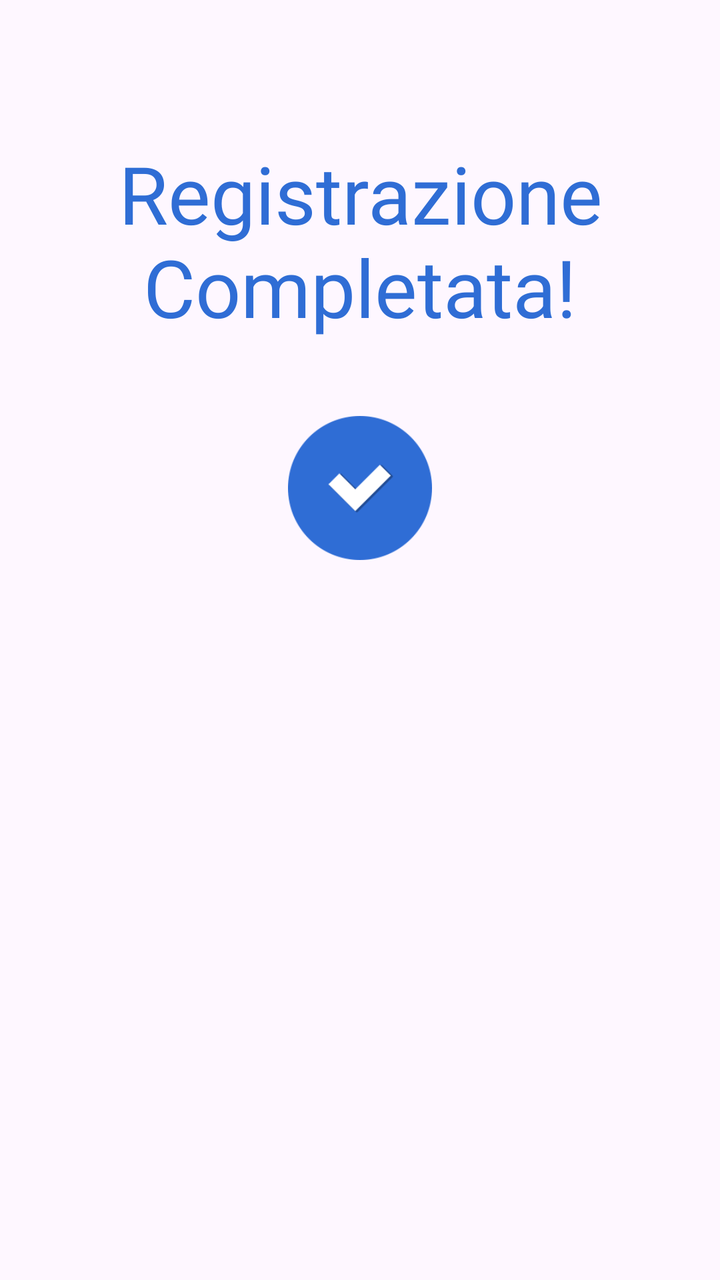
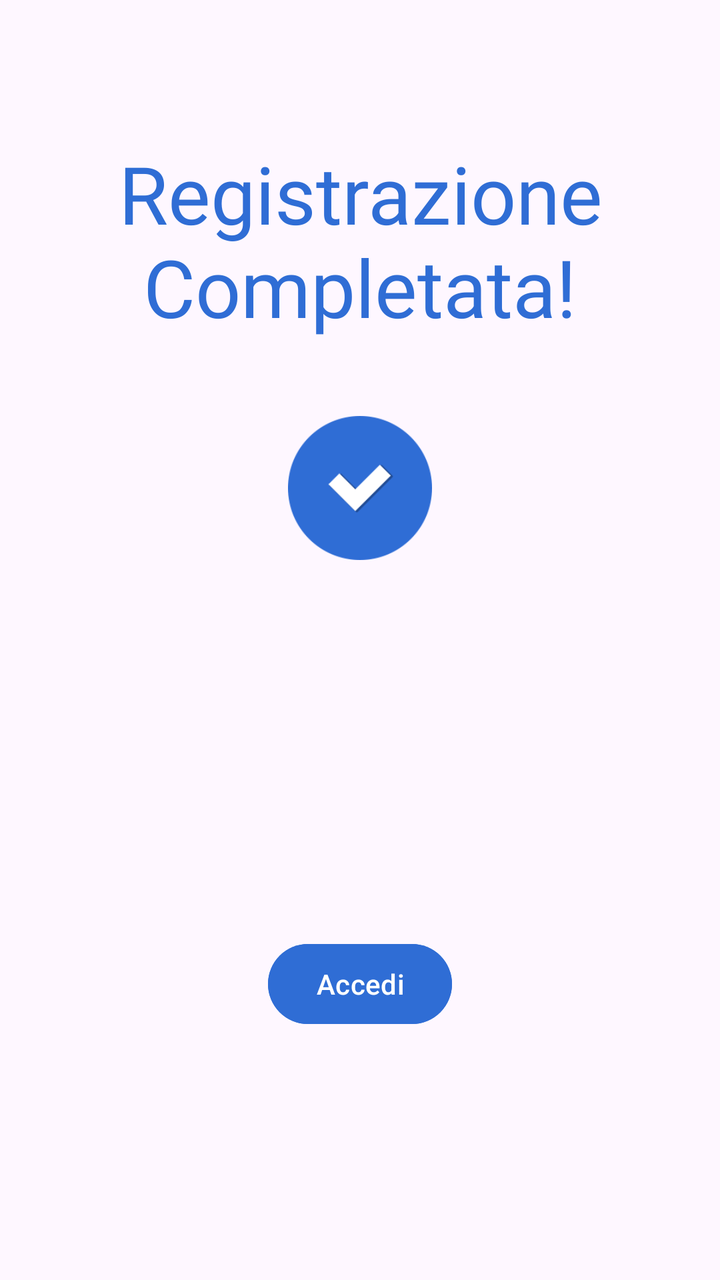

Compare the two renders of this Android layout. The source of the first and the diff that turns it into the second are given below.
<!-- AndroidManifest.xml: application theme Theme.AsilApp -->
<!-- res/layout/signup_complete_screen_fragment.xml -->
<?xml version="1.0" encoding="utf-8"?>
<LinearLayout xmlns:android="http://schemas.android.com/apk/res/android"
    xmlns:app="http://schemas.android.com/apk/res-auto"
    xmlns:tools="http://schemas.android.com/tools"
    android:layout_width="match_parent"
    android:layout_height="match_parent"
    android:orientation="vertical"
    tools:context=".SignupCompleteScreenFragment" >

    <TextView
        android:id="@+id/textregistrationComplete"
        android:layout_width="match_parent"
        android:layout_height="wrap_content"
        android:layout_marginTop="70dp"
        android:fontFamily="@font/titillium_web_bold"
        android:text="@string/registrationComplete"
        android:textAlignment="center"
        android:textColor="@color/titleColor"
        android:textSize="@dimen/title1FontSize" />

    <ImageView
        android:id="@+id/imageView"
        android:layout_width="match_parent"
        android:layout_height="wrap_content"
        android:layout_marginTop="50dp"
        android:scaleX="1.5"
        android:scaleY="1.5"
        app:srcCompat="@mipmap/success" />
</LinearLayout>
<!-- resources referenced by this layout -->
<resources>
  <color name="titleColor">#2f6dd5</color>
  <dimen name="title1FontSize">40dp</dimen>
  <!-- mipmap success: png bitmap (mipmap-xxxhdpi, 4900 bytes) -->
  <string name="registrationComplete">Registrazione Completata!</string>
  <style name="Theme.AsilApp" parent="Base.Theme.AsilApp" />
  <style name="Base.Theme.AsilApp" parent="Theme.Material3.DayNight.NoActionBar">
          
          
      </style>
</resources>

<!-- the commit's change to res/layout/signup_complete_screen_fragment.xml (unified diff, before → after) -->
@@ -4,8 +4,9 @@
     xmlns:tools="http://schemas.android.com/tools"
     android:layout_width="match_parent"
     android:layout_height="match_parent"
+    android:backgroundTint="@color/buttonsColor"
     android:orientation="vertical"
-    tools:context=".SignupCompleteScreenFragment" >
+    tools:context=".SignupCompleteScreenFragment">
 
     <TextView
         android:id="@+id/textregistrationComplete"
@@ -26,4 +27,14 @@
         android:scaleX="1.5"
         android:scaleY="1.5"
         app:srcCompat="@mipmap/success" />
+
+    <Button
+        android:id="@+id/returnLoginButton"
+        android:layout_width="wrap_content"
+        android:layout_height="wrap_content"
+        android:layout_gravity="center_horizontal"
+        android:layout_marginTop="200dp"
+        android:layout_marginBottom="40dp"
+        android:backgroundTint="@color/buttonsColor"
+        android:text="@string/returnLoginButton" />
 </LinearLayout>
<!-- resource entries referenced after the edit -->
@@ -1,9 +1,11 @@
 <!-- resources referenced by this layout -->
 <resources>
+  <color name="buttonsColor">#2f6dd5</color>
   <color name="titleColor">#2f6dd5</color>
   <dimen name="title1FontSize">40dp</dimen>
   <!-- mipmap success: png bitmap (mipmap-xxxhdpi, 4900 bytes) -->
   <string name="registrationComplete">Registrazione Completata!</string>
+  <string name="returnLoginButton">Accedi</string>
   <style name="Theme.AsilApp" parent="Base.Theme.AsilApp" />
   <style name="Base.Theme.AsilApp" parent="Theme.Material3.DayNight.NoActionBar">
           
